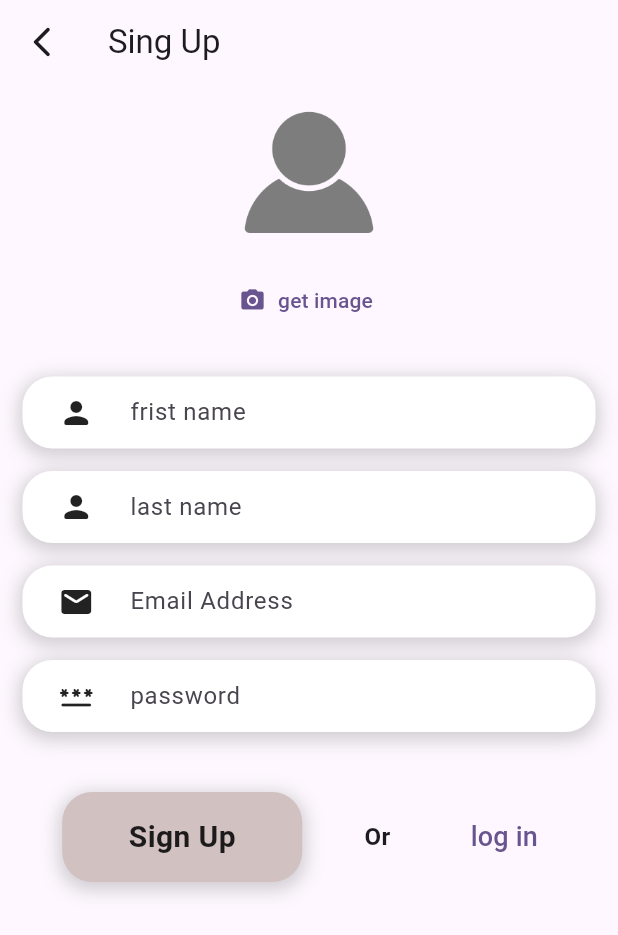
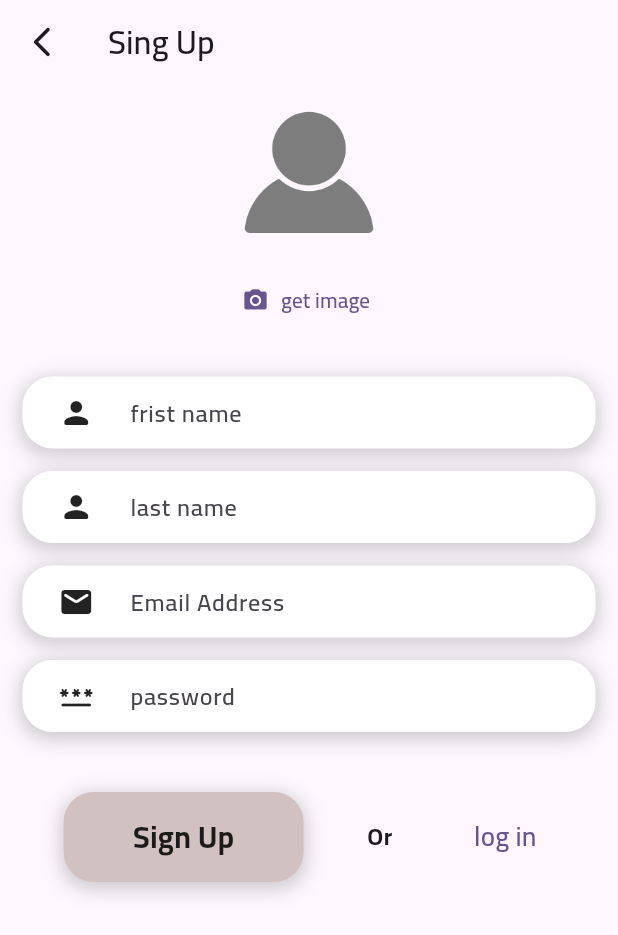
Before and after one commit to MoAli1Ra23/food_delivery, a Flutter app: the screen it shows after launch, after a tap on "Sing up", on a phone screen of 412 x 824 dp. Shown: the top 935 px of the screen. Run offline on Flutter 3.47's test engine with Material 2 defaults, Android fonts, the light colour scheme and no system bars; our stand-ins replace awesome_snackbar_content, cloud_firestore, connectivity_plus, dartz, equatable, firebase_auth and 7 more; accounts and stored records are empty.

Commit message:
add cairo font

```diff
--- a/lib/main.dart
+++ b/lib/main.dart
@@ -71,6 +71,7 @@ class MyApp extends StatelessWidget {
       title: 'Food Delivery',
       theme: ThemeData(
         colorScheme: ColorScheme.fromSeed(seedColor: Colors.deepPurple),
+        fontFamily: "Cairo",
         useMaterial3: true,
       ),
       // home:   BlocProvider(
@@ -109,10 +110,17 @@ class AuthLister extends StatelessWidget {
           ));
         }
       },
-      child: Container(
-        color: Colors.blueAccent,
-        child: const Center(
-          child: RefreshProgressIndicator(color: Colors.amber),
+      child: Scaffold(
+        body: Container(
+          color: Colors.blueAccent,
+          child: const Center(
+            child: Column(
+              children: [
+                Text("Connecting..."),
+                RefreshProgressIndicator(color: Colors.amber),
+              ],
+            ),
+          ),
         ),
       ),
     );
```
